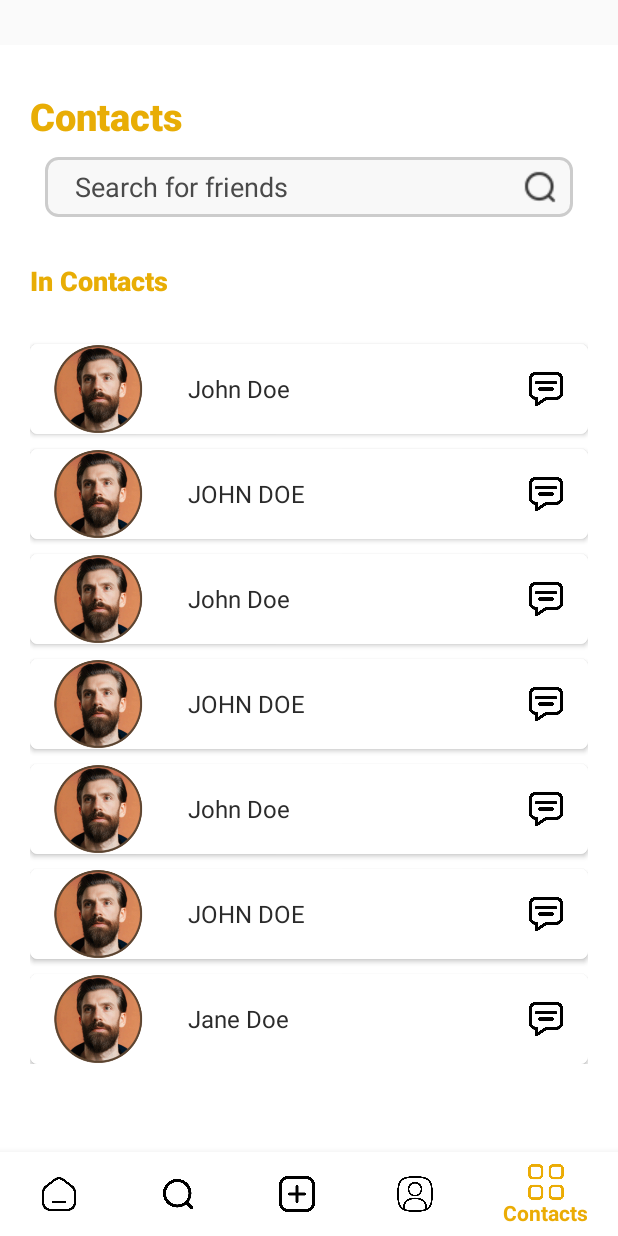
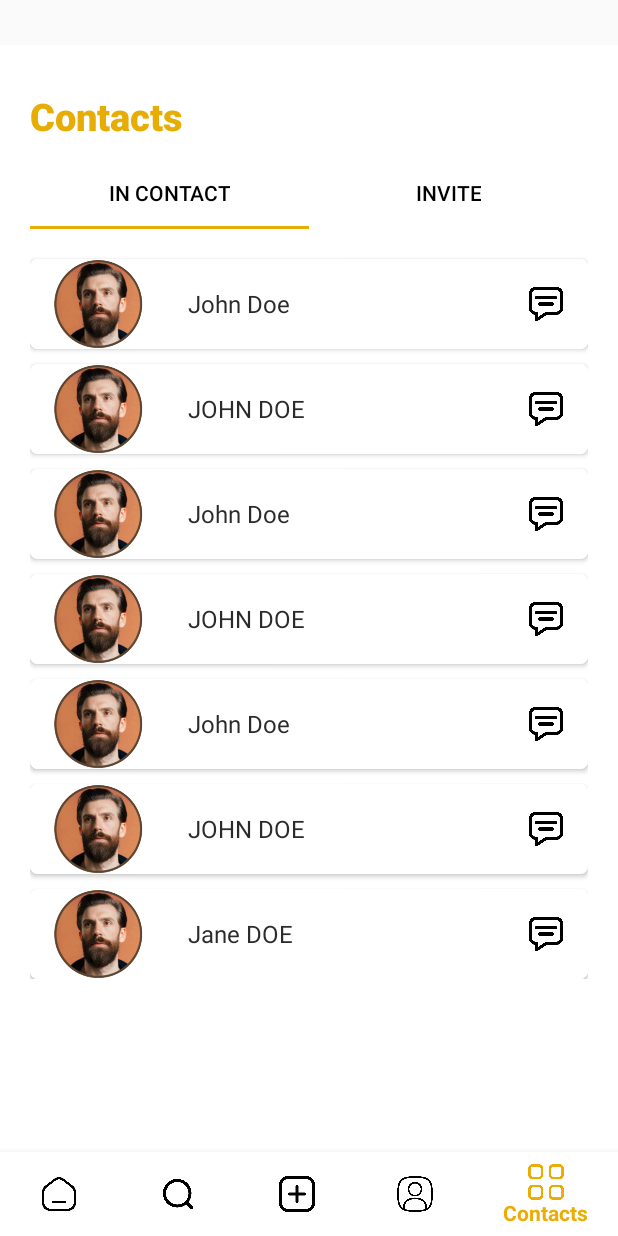
Before and after one commit to shaffinX/ConnectMe, an Android app: the screen it shows after launch once a user with an empty profile is signed in (Navigation), item 5 of the bottom bar chosen, on a phone screen of 412 x 824 dp. Run offline under Robolectric (Android 15) with nearby library versions, the phone set to English and light mode, and no system bars; our stand-ins replace Firebase (no records; nobody signed in at launch, a user with empty details on screens opened directly).

Commit message:
invite List Done

```diff
--- a/app/build.gradle.kts
+++ b/app/build.gradle.kts
@@ -50,6 +50,8 @@ dependencies {
     implementation ("androidx.camera:camera-camera2:1.3.0")
     implementation ("androidx.camera:camera-lifecycle:1.3.0")
     implementation ("androidx.camera:camera-view:1.3.0")
+    implementation ("com.github.bumptech.glide:glide:4.16.0")
+    annotationProcessor ("com.github.bumptech.glide:compiler:4.16.0")
     implementation(libs.core.ktx)
     implementation(libs.androidx.junit.ktx)
     implementation(libs.androidx.espresso.intents)
--- /dev/null
+++ b/app/src/main/java/com/shaffinimam/i212963/Contact_Follow_Fragment.kt
@@ -0,0 +1,40 @@
+package com.shaffinimam.i212963
+
+import android.os.Bundle
+import androidx.fragment.app.Fragment
+import android.view.LayoutInflater
+import android.view.View
+import android.view.ViewGroup
+import androidx.recyclerview.widget.LinearLayoutManager
+import androidx.recyclerview.widget.RecyclerView
+
+
+class Contact_Follow_Fragment : Fragment() {
+
+    override fun onCreateView(
+        inflater: LayoutInflater, container: ViewGroup?,
+        savedInstanceState: Bundle?
+    ): View? {
+        // Inflate the layout for this fragment
+        return inflater.inflate(R.layout.fragment_contact__follow_, container, false)
+    }
+    override fun onViewCreated(view: View, savedInstanceState: Bundle?) {
+        super.onViewCreated(view, savedInstanceState)
+        val rv = view.findViewById<RecyclerView>(R.id.rv)
+        val list = mutableListOf<Model_Followers>()
+        list.add(Model_Followers("John Doe"))
+        list.add(Model_Followers("JOHN DOE"))
+        list.add(Model_Followers("John Doe"))
+        list.add(Model_Followers("JOHN DOE"))
+        list.add(Model_Followers("John Doe"))
+        list.add(Model_Followers("JOHN DOE"))
+        list.add(Model_Followers("Jane DOE"))
+        val adapter = Adapter_Followers(requireContext(),list)
+        val la = LinearLayoutManager(requireContext())
+        rv.layoutManager = la
+        rv.adapter = adapter
+    }
+
+
+
+}
--- a/app/src/main/java/com/shaffinimam/i212963/Contacts.kt
+++ b/app/src/main/java/com/shaffinimam/i212963/Contacts.kt
@@ -5,8 +5,11 @@ import androidx.fragment.app.Fragment
 import android.view.LayoutInflater
 import android.view.View
 import android.view.ViewGroup
+import androidx.appcompat.app.AppCompatActivity
+import androidx.appcompat.widget.Toolbar
 import androidx.recyclerview.widget.LinearLayoutManager
 import androidx.recyclerview.widget.RecyclerView
+import com.google.android.material.tabs.TabLayout
 
 
 class Contacts : Fragment() {
@@ -25,19 +28,50 @@ class Contacts : Fragment() {
     }
     override fun onViewCreated(view: View, savedInstanceState: Bundle?) {
         super.onViewCreated(view, savedInstanceState)
-        val rv = view.findViewById<RecyclerView>(R.id.rv)
-        val list = mutableListOf<Model_Followers>()
-        list.add(Model_Followers("John Doe"))
-        list.add(Model_Followers("JOHN DOE"))
-        list.add(Model_Followers("John Doe"))
-        list.add(Model_Followers("JOHN DOE"))
-        list.add(Model_Followers("John Doe"))
-        list.add(Model_Followers("JOHN DOE"))
-        list.add(Model_Followers("Jane Doe"))
-        val adapter = Adapter_Followers(requireContext(),list)
-        val la = LinearLayoutManager(requireContext())
-        rv.layoutManager = la
-        rv.adapter = adapter
+//        val rv = view.findViewById<RecyclerView>(R.id.rv)
+//        val list = mutableListOf<Model_Followers>()
+//        list.add(Model_Followers("John Doe"))
+//        list.add(Model_Followers("JOHN DOE"))
+//        list.add(Model_Followers("John Doe"))
+//        list.add(Model_Followers("JOHN DOE"))
+//        list.add(Model_Followers("John Doe"))
+//        list.add(Model_Followers("JOHN DOE"))
+//        list.add(Model_Followers("Jane Doe"))
+//        val adapter = Adapter_Followers(requireContext(),list)
+//        val la = LinearLayoutManager(requireContext())
+//        rv.layoutManager = la
+//        rv.adapter = adapter
+        val toolbar = view.findViewById<Toolbar>(R.id.toolbar)
+        (requireActivity() as AppCompatActivity).setSupportActionBar(toolbar)
+        (requireActivity() as AppCompatActivity).supportActionBar?.setDisplayHomeAsUpEnabled(true)
+
+        // Initialize TabLayout
+        val tabLayout = view.findViewById<TabLayout>(R.id.tabLayout)
+
+        // Load the default fragment
+        childFragmentManager.beginTransaction()
+            .replace(R.id.frameLayout, FollowersFragment())
+            .commit()
+
+        // Handle Tab Selection
+        tabLayout.addOnTabSelectedListener(object : TabLayout.OnTabSelectedListener {
+            override fun onTabSelected(tab: TabLayout.Tab?) {
+                val fragment = when (tab?.position) {
+                    0 -> Contact_Follow_Fragment()
+                    else -> Contact_All_Fragment()
+                }
+                childFragmentManager.beginTransaction()
+                    .replace(R.id.frameLayout, fragment)
+                    .commit()
+            }
+
+            override fun onTabUnselected(tab: TabLayout.Tab?) {}
+            override fun onTabReselected(tab: TabLayout.Tab?) {}
+        })
+
+        // Set tab names
+        tabLayout.addTab(tabLayout.newTab().setText("In Contact"))
+        tabLayout.addTab(tabLayout.newTab().setText("Invite"))
     }
 
 
--- /dev/null
+++ b/app/src/main/java/com/shaffinimam/i212963/UserProfileModel.kt
@@ -0,0 +1,5 @@
+package com.shaffinimam.i212963
+
+data class UserProfileModel( val uid: String,
+                             val picture: String,
+                             val username: String)
--- /dev/null
+++ b/app/src/main/res/layout/fragment_contact__follow_.xml
@@ -0,0 +1,23 @@
+<?xml version="1.0" encoding="utf-8"?>
+<FrameLayout xmlns:android="http://schemas.android.com/apk/res/android"
+    xmlns:tools="http://schemas.android.com/tools"
+    android:layout_width="match_parent"
+    android:layout_height="match_parent"
+    tools:context=".Contact_Follow_Fragment"
+    android:layout_marginTop="10dp">
+    <LinearLayout
+        android:layout_width="match_parent"
+        android:layout_height="wrap_content"
+        android:orientation="vertical"
+        tools:ignore="UselessParent"
+        >
+
+        <androidx.recyclerview.widget.RecyclerView
+            android:layout_width="match_parent"
+            android:layout_height="wrap_content"
+            android:id="@+id/rv"
+            android:background="#ffffff">
+
+        </androidx.recyclerview.widget.RecyclerView>
+    </LinearLayout>
+</FrameLayout>
--- a/app/src/main/res/layout/fragment_contacts.xml
+++ b/app/src/main/res/layout/fragment_contacts.xml
@@ -3,15 +3,13 @@
     xmlns:tools="http://schemas.android.com/tools"
     android:layout_width="match_parent"
     android:layout_height="match_parent"
+    xmlns:app="http://schemas.android.com/apk/res-auto"
     tools:context=".Contacts"
     android:layout_marginTop="30dp"
     android:background="@color/white">
-    <ScrollView
-        android:layout_width="match_parent"
-        android:layout_height="wrap_content">
     <LinearLayout
         android:layout_width="match_parent"
-            android:layout_height="wrap_content"
+        android:layout_height="match_parent"
         android:orientation="vertical"
         android:paddingStart="20dp"
         android:paddingEnd="20dp">
@@ -22,41 +20,23 @@
             android:textColor="#E8AD05"
             android:fontFamily="sans-serif-black"
             android:textStyle="bold"
-                android:textSize="25sp"/>
-            <EditText
-                android:layout_width="match_parent"
-                android:layout_height="40dp"
-                android:background="@drawable/textinp"
-                android:hint="Search for friends"
-                android:gravity="center_vertical"
-                android:textColor="#000"
-                android:textColorHint="#4a4a4a"
-                android:paddingStart="20dp"
-                android:layout_margin="10dp"
-                android:drawableRight="@drawable/search24"
-                android:paddingEnd="10dp"
-                android:inputType="text"
-                tools:ignore="Autofill,HardcodedText,RtlHardcoded,TextFields,UseCompatTextViewDrawableXml" />
-            <TextView
-                android:layout_width="wrap_content"
-                android:layout_height="wrap_content"
-                android:text="In Contacts"
-                android:textColor="#E8AD05"
-                android:fontFamily="sans-serif-black"
-                android:textStyle="bold"
-                android:textSize="18sp"
-                android:layout_marginTop="20dp"
-                android:layout_marginBottom="20dp"/>
+            android:textSize="25sp"
+            android:layout_marginBottom="10dp"/>
 
-            <androidx.recyclerview.widget.RecyclerView
-                android:id="@+id/rv"
+        <com.google.android.material.tabs.TabLayout
+            android:id="@+id/tabLayout"
             android:layout_width="match_parent"
             android:layout_height="wrap_content"
-                android:background="#ffffff">
+            app:tabGravity="fill"
+            app:tabTextColor="#000"
+            app:tabIndicatorColor="#E8AD05"
+            app:tabMode="fixed"/>
 
-            </androidx.recyclerview.widget.RecyclerView>
+        <FrameLayout
+            android:id="@+id/frameLayout"
+            android:layout_width="match_parent"
+            android:layout_height="match_parent"/>
     </LinearLayout>
-    </ScrollView>
 
 
 </FrameLayout>
```
Also changed, not shown: app/src/main/java/com/shaffinimam/i212963/Adapter_profile.kt (added, +58 -0 lines), app/src/main/java/com/shaffinimam/i212963/Contact_All_Fragment.kt (added, +115 -0 lines), app/src/main/res/layout/fragment_contact__all_.xml (added, +23 -0 lines), app/src/main/res/layout/item_profile.xml (added, +24 -0 lines). Lines whose indentation alone changed are shown as unchanged.
